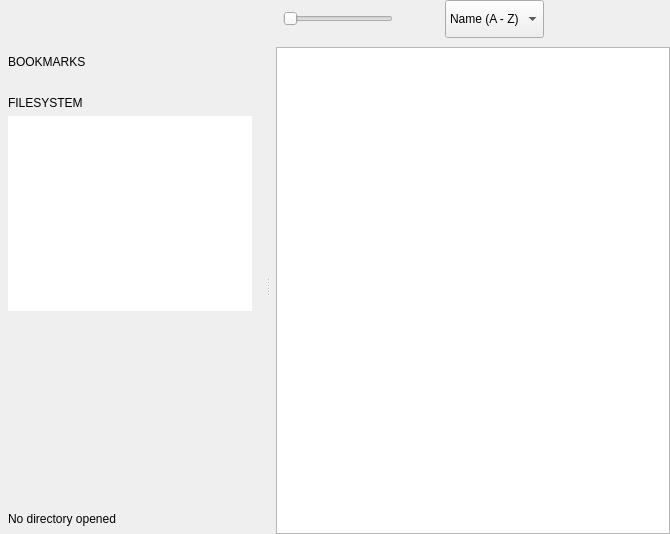
do-i/thumbgrid, file qimgv/gui/folderview/folderview.ui: the form before one commit.
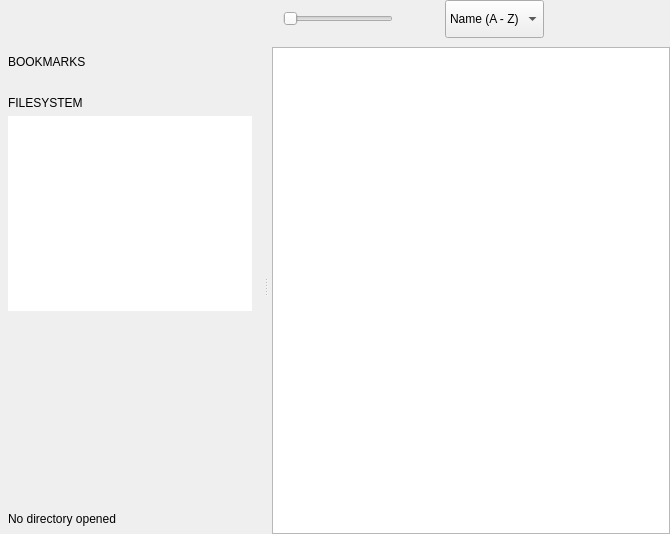
The form after the commit. Custom widgets are drawn as their Qt base class.

Patch:
```diff
--- a/qimgv/gui/folderview/folderview.ui
+++ b/qimgv/gui/folderview/folderview.ui
@@ -424,7 +424,7 @@
            <enum>Qt::Horizontal</enum>
           </property>
           <property name="handleWidth">
-           <number>16</number>
+           <number>12</number>
           </property>
           <property name="childrenCollapsible">
            <bool>false</bool>
```
